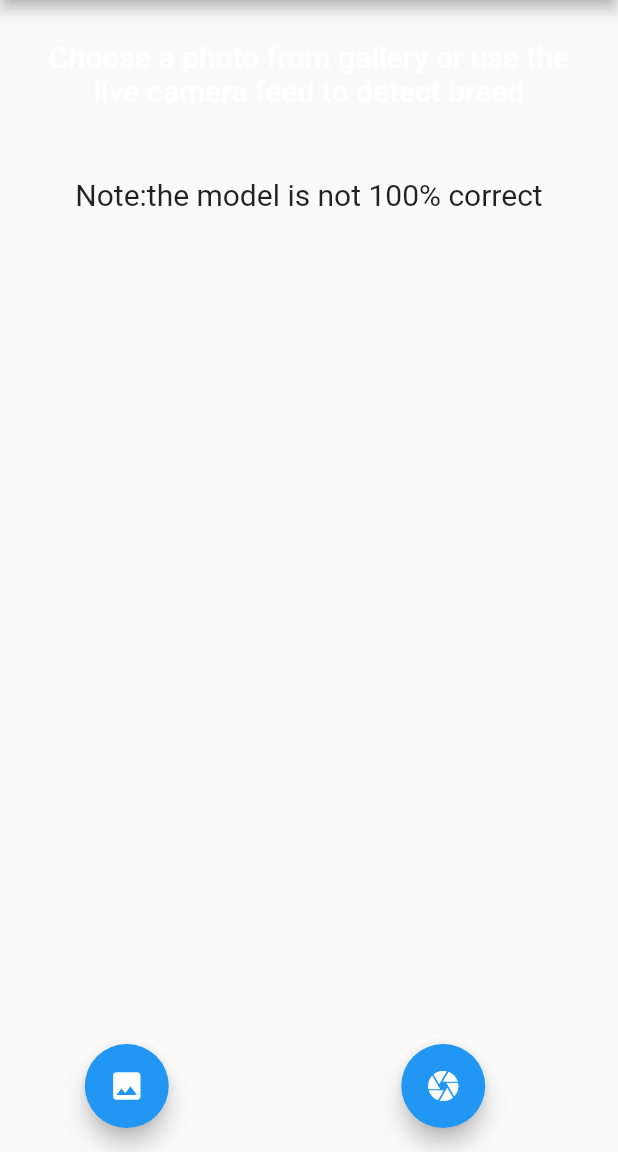
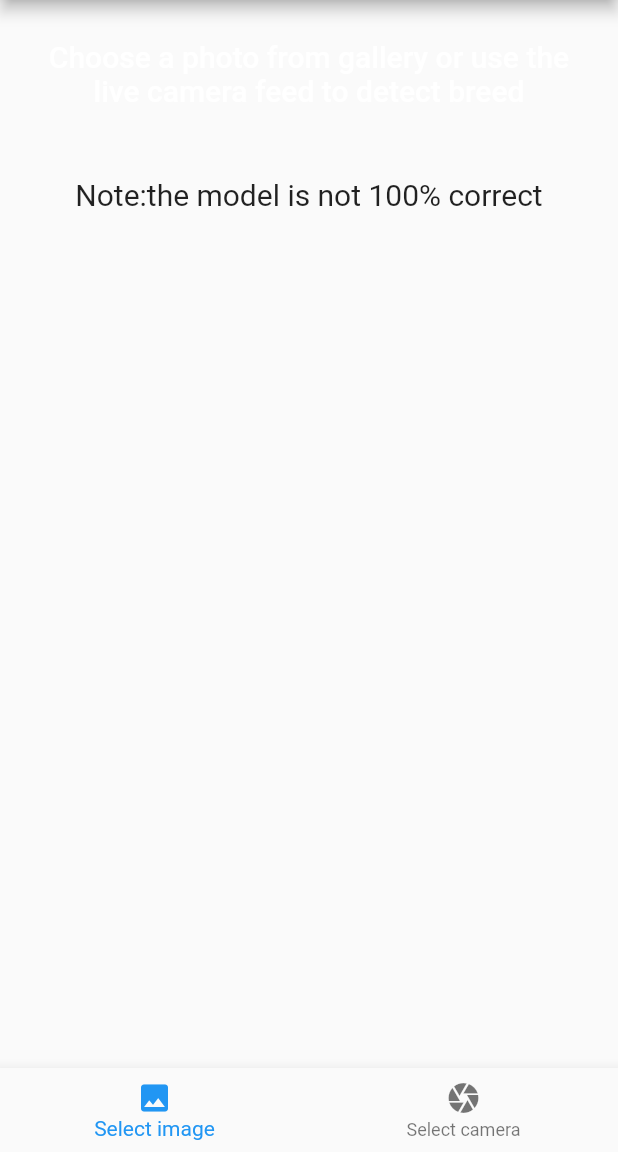
Before and after one commit to Prashant-Bharaj/dog_breed_classifier, a Flutter app: the screen it shows after launch, on a phone screen of 412 x 824 dp, the part 84-1236 px from its top. Run offline on Flutter 3.47's test engine with Material 2 defaults, Android fonts, the phone set to English and light mode, and no system bars; our stand-ins replace camera, image_picker, webview_flutter; missing offline and left inert: flutter_share, tflite; project files that could hold a hidden picture were left out.

Commit message:
improve the ui and done some improvements in model.tflite

```diff
--- a/assets/labels.txt
+++ b/assets/labels.txt
@@ -53,6 +53,7 @@ great_dane
 great_pyrenees
 greater_swiss_mountain_dog
 groenendael
+human_being
 ibizan_hound
 irish_setter
 irish_terrier
--- a/lib/home.dart
+++ b/lib/home.dart
@@ -4,11 +4,12 @@ import 'package:tflite/tflite.dart';
 import 'dart:async';
 import 'dart:io';
 import 'package:dog_breed_classifier/utility/model_loading.dart';
+import 'package:webview_flutter/webview_flutter.dart';
 import 'first_page.dart';
 import 'left_drawer.dart';
 import 'video_page/live_detection.dart';
+// import 'string_extension.dart';
 
-import 'package:flutter/cupertino.dart';
 
 class MyHomePage extends StatefulWidget {
   @override
@@ -28,6 +29,7 @@ class _MyHomePageState extends State<MyHomePage> {
         _loading = false;
       });
     });
+    if(Platform.isAndroid) WebView.platform = AndroidWebView();
   }
 
   @override
@@ -44,7 +46,7 @@ class _MyHomePageState extends State<MyHomePage> {
     });
     var output = await Tflite.runModelOnImage(
       path: File(image!.path).path,
-      numResults: 1,
+      numResults: 7,
       threshold: 0.0,
       imageMean: 127.5,
       imageStd: 127.5,
@@ -64,40 +66,97 @@ class _MyHomePageState extends State<MyHomePage> {
         title: Text("Dog breed classifier"),
         centerTitle: true,
       ),
-      floatingActionButton: buildFloatingButton(context),
-      body: _loading
+      // floatingActionButton: buildFloatingBar(context),
+      bottomNavigationBar: BottomNavigationBar(
+        onTap: (value){
+          switch(value){
+            case 0: pickImage();
+            break;
+            case 1: Navigator.push(context,
+                        MaterialPageRoute(builder: (BuildContext context) {
+                          return FaceDetectionFromLiveCamera();
+                        }));
+            break;
+          }
+        },
+        items: [
+          BottomNavigationBarItem(icon: Icon(Icons.image), label: "Select image"),
+          BottomNavigationBarItem(icon: Icon(Icons.camera), label: "Select camera"),
+        ],
+      ),
+      body:  Container(
+        // height: MediaQuery.of(context).size.height * 0.9,
+        child: _loading
             ? Container(
           alignment: Alignment.center,
           child: CircularProgressIndicator(),
         )
-          : Container(
-              width: MediaQuery.of(context).size.width,
-              child: Column(
-                crossAxisAlignment: CrossAxisAlignment.center,
-                mainAxisAlignment: MainAxisAlignment.center,
+            :Column(
           children: [
             _image == null
                 ? Container()
-                      : Image.file(_image!,
+                : Container(
+                  height: MediaQuery.of(context).size.height * 0.5,
+                  child: Image.file(_image!,
                       fit: BoxFit.contain,
                       height: MediaQuery.of(context).size.height * 0.6),
+                ),
             SizedBox(
               height: 10,
             ),
             (_outputs != null && _outputs!.length > 0)
-                      ? Column(
-                          children: <Widget>[
-                            Text(
-                              "${_outputs![0]["label"]}",
+                ? Expanded(
+                  child: SingleChildScrollView(
+                    child: Column(
+                      children: [
+                        for(var i=0; i < 7; i ++)
+                        Padding(
+                          padding: const EdgeInsets.only(left: 24,right: 24,top: 4,bottom: 4),
+                          child: Column(
+                            children: [
+                              Row(
+                                mainAxisAlignment: MainAxisAlignment.spaceBetween,
+                                children: [
+                                  ConstrainedBox(
+                                    constraints: BoxConstraints(
+                                      minWidth: MediaQuery.of(context).size.width * 0.3,
+                                      maxWidth: MediaQuery.of(context).size.width * 0.6,
+                                    ),
+                                    child: TextButton(
+                                      onPressed: (){
+                                        showDialog(
+                                          context: context,
+                                          builder: (BuildContext context) {
+                                          return AlertDialog(
+
+                                            content: WebView(initialUrl: 'https://en.wikipedia.org/wiki/${_outputs![i]["label"]}'),
+                                          );
+                                        },
+
+                                        );
+                                      },
+                                      child: Text(
+                                        "${_outputs![i]["label"]}".replaceAll("_", " ").replaceRange(0, 1, _outputs![i]["label"].toString()[0].toUpperCase()),
                                         style: TextStyle(
                                           fontSize: 25.0,
                                         ),
                                       ),
+                                    ),
+                                  ),
                                   Text(
-                              "${(_outputs![0]["confidence"] * 100).toStringAsFixed(0)}%",
+                                    "${(_outputs![i]["confidence"] * 100).toStringAsFixed(0)}%",
                                     style: TextStyle(fontSize: 20),
                                   ),
                                 ],
+                              ),
+                              Divider(
+                              ),
+                            ],
+                          ),
+                        ),
+                      ],
+                    ),
+                  ),
                 )
                 : FirstPage(key: key,),
           ],
@@ -106,7 +165,7 @@ class _MyHomePageState extends State<MyHomePage> {
     );
   }
 
-  Row buildFloatingButton(BuildContext context) {
+  Widget buildFloatingBar(BuildContext context) {
     return Row(
       mainAxisAlignment: MainAxisAlignment.spaceEvenly,
       children: <Widget>[
--- a/lib/video_page/live_detection.dart
+++ b/lib/video_page/live_detection.dart
@@ -1,3 +1,5 @@
+import 'dart:collection';
+
 import 'package:flutter/material.dart';
 import 'package:camera/camera.dart';
 import 'package:tflite/tflite.dart';
@@ -19,6 +21,8 @@ class _FaceDetectionFromLiveCameraState
   int _imageHeight = 0;
   int _imageWidth = 0;
   bool front = true;
+  var breedFreq = HashMap<String, int>();
+
   @override
   void initState() {
     super.initState();
@@ -70,6 +74,7 @@ class _FaceDetectionFromLiveCameraState
                   numResults: 1,
                 ).then(
                       (recognitions) {
+                        // breedFreq[recognitions![0]["breed"]]= ((breedFreq[recognitions[0]["breed"]]==null) ? 1: breedFreq[recognitions[0]["breed"]++])!;
                     setRecognitions(recognitions, img.height, img.width);
                     isDetecting = false;
                   },
--- a/pubspec.yaml
+++ b/pubspec.yaml
@@ -30,9 +30,11 @@ dependencies:
   cupertino_icons: ^1.0.2
   camera: any
   tflite: ^1.0.5
-  image_picker: ^0.7.4
+  image_picker: ^0.8.4+4
   flutter_share: ^2.0.0
   url_launcher: ^6.0.3
+  webview_flutter: ^3.0.0
+  floating_bottom_navigation_bar: ^1.5.2
 
 dev_dependencies:
   flutter_test:
```
Also changed, not shown: lib/video_page/boundary_box.dart (+10 -0 lines), pubspec.lock. Lines whose indentation alone changed are shown as unchanged.
